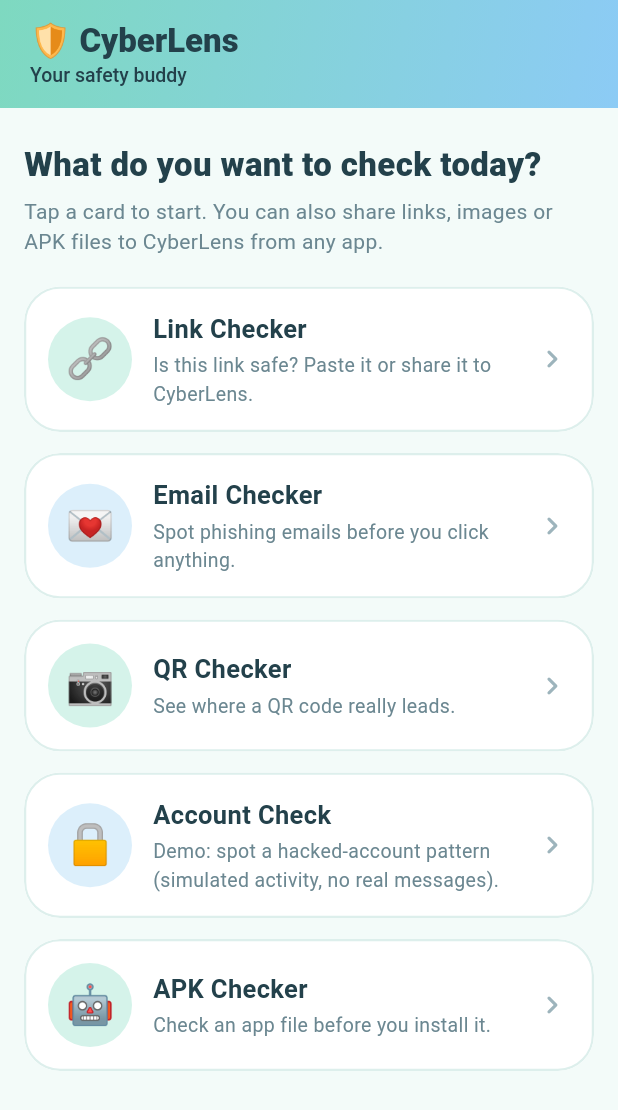
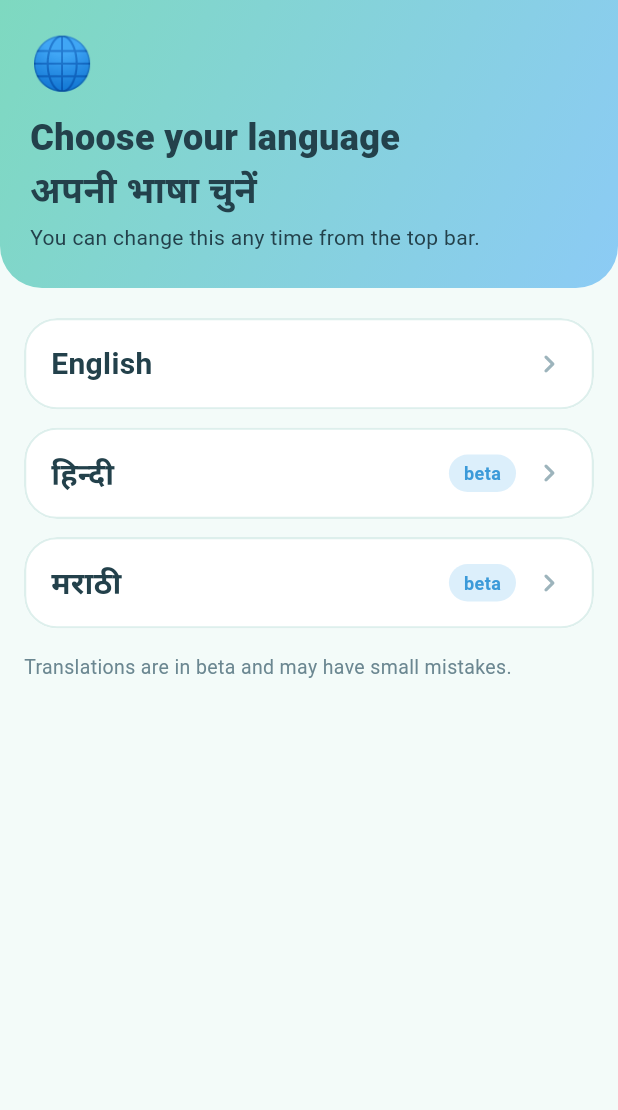
Before and after one commit to tanviparakh17/cyberlens_app, a Flutter app: the screen it shows after launch, on a phone screen of 412 x 824 dp. Shown: the top 1110 px of the screen. Run offline on Flutter 3.47's test engine with Material 3 defaults, Android fonts, the phone set to English and light mode, and no system bars; our stand-ins replace file_picker, image_picker, shared_preferences; missing offline and left inert: share_handler.

Commit message:
Multilingual: language picker with English, Hindi and Marathi

```diff
--- a/lib/home_menu.dart
+++ b/lib/home_menu.dart
@@ -1,14 +1,15 @@
 import 'package:flutter/material.dart';
 
 import 'app_theme.dart';
+import 'l10n/app_strings.dart';
 
 class _Feature {
   final String emoji;
-  final String title;
-  final String subtitle;
+  final String titleKey;
+  final String descKey;
   final Color tint;
 
-  const _Feature(this.emoji, this.title, this.subtitle, this.tint);
+  const _Feature(this.emoji, this.titleKey, this.descKey, this.tint);
 }
 
 /// Start screen: every checker as a card, one below the other.
@@ -19,17 +20,11 @@ class HomeMenu extends StatelessWidget {
   const HomeMenu({super.key, required this.onOpen});
 
   static const List<_Feature> _features = [
-    _Feature('\u{1F517}', 'Link Checker',
-        'Is this link safe? Paste it or share it to CyberLens.', AppColors.mintSoft),
-    _Feature('\u{1F48C}', 'Email Checker',
-        'Spot phishing emails before you click anything.', AppColors.skySoft),
-    _Feature('\u{1F4F7}', 'QR Checker',
-        'See where a QR code really leads.', AppColors.mintSoft),
-    _Feature('\u{1F512}', 'Account Check',
-        'Demo: spot a hacked-account pattern (simulated activity, no real messages).',
-        AppColors.skySoft),
-    _Feature('\u{1F916}', 'APK Checker',
-        'Check an app file before you install it.', AppColors.mintSoft),
+    _Feature('\u{1F517}', 'title.url', 'desc.url', AppColors.mintSoft),
+    _Feature('\u{1F48C}', 'title.email', 'desc.email', AppColors.skySoft),
+    _Feature('\u{1F4F7}', 'title.qr', 'desc.qr', AppColors.mintSoft),
+    _Feature('\u{1F512}', 'title.account', 'desc.account', AppColors.skySoft),
+    _Feature('\u{1F916}', 'title.apk', 'desc.apk', AppColors.mintSoft),
   ];
 
   @override
@@ -37,15 +32,14 @@ class HomeMenu extends StatelessWidget {
     return ListView(
       padding: const EdgeInsets.fromLTRB(16, 22, 16, 24),
       children: [
-        const Text(
-          'What do you want to check today?',
-          style: TextStyle(fontSize: 22, fontWeight: FontWeight.w800),
+        Text(
+          context.t('menu.heading'),
+          style: const TextStyle(fontSize: 22, fontWeight: FontWeight.w800),
         ),
         const SizedBox(height: 6),
-        const Text(
-          'Tap a card to start. You can also share links, images or APK files '
-          'to CyberLens from any app.',
-          style: TextStyle(color: AppColors.muted),
+        Text(
+          context.t('menu.hint'),
+          style: const TextStyle(color: AppColors.muted),
         ),
         const SizedBox(height: 20),
         for (var i = 0; i < _features.length; i++)
@@ -112,13 +106,13 @@ class _FeatureCard extends StatelessWidget {
                       crossAxisAlignment: CrossAxisAlignment.start,
                       children: [
                         Text(
-                          feature.title,
+                          context.t(feature.titleKey),
                           style: const TextStyle(
                               fontSize: 17, fontWeight: FontWeight.w700),
                         ),
                         const SizedBox(height: 3),
                         Text(
-                          feature.subtitle,
+                          context.t(feature.descKey),
                           style: const TextStyle(
                               fontSize: 13, color: AppColors.muted),
                         ),
--- /dev/null
+++ b/lib/l10n/app_strings.dart
@@ -0,0 +1,119 @@
+import 'package:flutter/material.dart';
+import 'package:shared_preferences/shared_preferences.dart';
+
+import 'strings_en.dart';
+import 'strings_hi.dart';
+import 'strings_mr.dart';
+
+/// One language the app can show.
+class AppLanguage {
+  final String code; // e.g. 'hi'
+  final String nativeName; // shown in its own script
+  final bool beta; // true until a native speaker has reviewed the translation
+
+  const AppLanguage(this.code, this.nativeName, {this.beta = true});
+}
+
+/// Languages shown in the picker. To add one: add it here, in _tables, and write one strings file.
+const List<AppLanguage> kLanguages = [
+  AppLanguage('en', 'English', beta: false),
+  AppLanguage('hi', 'हिन्दी'),
+  AppLanguage('mr', 'मराठी'),
+];
+
+const Map<String, Map<String, String>> _tables = {
+  'en': stringsEn,
+  'hi': stringsHi,
+  'mr': stringsMr,
+};
+
+/// Holds the chosen language, saves it, and looks up texts.
+class LocaleController extends ChangeNotifier {
+  static const String _prefKey = 'app_language';
+
+  String _code = 'en';
+  bool _chosen = false;
+
+  String get code => _code;
+
+  /// False on the very first launch (the language picker is shown then).
+  bool get hasChosen => _chosen;
+
+  /// Reads the saved language. Call once before runApp.
+  Future<void> load() async {
+    assert(() {
+      // Debug-only reminder of keys a translation has not covered yet
+      for (final entry in _tables.entries) {
+        final missing = stringsEn.keys.where((k) => !entry.value.containsKey(k));
+        if (missing.isNotEmpty) {
+          debugPrint('[i18n] ${entry.key} is missing: ${missing.join(', ')}');
+        }
+      }
+      return true;
+    }());
+    try {
+      final prefs = await SharedPreferences.getInstance();
+      final saved = prefs.getString(_prefKey);
+      if (saved != null && _tables.containsKey(saved)) {
+        _code = saved;
+        _chosen = true;
+      }
+    } catch (_) {
+      // Storage not available: the picker will simply show again next time
+    }
+  }
+
+  Future<void> setLanguage(String code) async {
+    if (!_tables.containsKey(code)) return;
+    _code = code;
+    _chosen = true;
+    notifyListeners();
+    try {
+      final prefs = await SharedPreferences.getInstance();
+      await prefs.setString(_prefKey, code);
+    } catch (_) {
+      // The choice still works for this session
+    }
+  }
+
+  /// Text for [key] in the current language. Falls back to English, then to the key itself,
+  /// so a missing translation can never crash the app.
+  String text(String key, [Map<String, String>? args]) {
+    var value = _tables[_code]?[key] ?? stringsEn[key] ?? key;
+    if (args != null) {
+      args.forEach((name, replacement) {
+        value = value.replaceAll('{$name}', replacement);
+      });
+    }
+    return value;
+  }
+}
+
+/// Makes the controller available to every widget and rebuilds them when the language changes.
+class AppStringsScope extends InheritedNotifier<LocaleController> {
+    const AppStringsScope({
+    super.key,
+    required LocaleController controller,
+    required super.child,
+  }) : super(notifier: controller);
+
+  /// Listens: the calling widget rebuilds when the language changes.
+  static LocaleController of(BuildContext context) {
+    final scope = context.dependOnInheritedWidgetOfExactType<AppStringsScope>();
+    assert(scope != null, 'AppStringsScope is missing above this widget');
+    return scope!.notifier!;
+  }
+
+  /// Does not listen: for code that only needs the controller once.
+  static LocaleController read(BuildContext context) {
+    final scope = context.getInheritedWidgetOfExactType<AppStringsScope>();
+    assert(scope != null, 'AppStringsScope is missing above this widget');
+    return scope!.notifier!;
+  }
+}
+
+extension AppStringsContext on BuildContext {
+  /// Usage: context.t('menu.heading')
+  String t(String key, [Map<String, String>? args]) =>
+      AppStringsScope.of(this).text(key, args);
+}
--- /dev/null
+++ b/lib/language_picker.dart
@@ -0,0 +1,174 @@
+import 'package:flutter/material.dart';
+import 'package:flutter/services.dart';
+
+import 'app_theme.dart';
+import 'l10n/app_strings.dart';
+
+/// Full-screen "Choose your language" page.
+/// firstRun = true: shown once at the very first launch (no back arrow).
+/// firstRun = false: opened from the header button.
+class LanguagePickerScreen extends StatelessWidget {
+  final bool firstRun;
+
+  /// Called after a language was picked (first run: open the menu, later: go back).
+  final void Function(BuildContext context) onDone;
+
+  const LanguagePickerScreen({
+    super.key,
+    required this.firstRun,
+    required this.onDone,
+  });
+
+  @override
+  Widget build(BuildContext context) {
+    final controller = AppStringsScope.of(context);
+    // Nothing is chosen yet on the first run, so the title is shown in two scripts
+    final title =
+        firstRun ? 'Choose your language\nअपनी भाषा चुनें' : context.t('lang.title');
+
+    return AnnotatedRegion<SystemUiOverlayStyle>(
+      value: SystemUiOverlayStyle.dark,
+      child: Scaffold(
+        body: Column(
+          children: [
+            Container(
+              width: double.infinity,
+              padding: EdgeInsets.fromLTRB(
+                  20, MediaQuery.of(context).padding.top + 18, 20, 24),
+              decoration: const BoxDecoration(
+                gradient: LinearGradient(
+                  colors: [AppColors.mint, AppColors.sky],
+                  begin: Alignment.topLeft,
+                  end: Alignment.bottomRight,
+                ),
+                borderRadius: BorderRadius.vertical(bottom: Radius.circular(28)),
+              ),
+              child: Column(
+                crossAxisAlignment: CrossAxisAlignment.start,
+                children: [
+                  if (!firstRun)
+                    IconButton(
+                      padding: EdgeInsets.zero,
+                      alignment: Alignment.centerLeft,
+                      icon: const Icon(Icons.arrow_back_rounded,
+                          color: AppColors.ink),
+                      onPressed: () => Navigator.of(context).pop(),
+                    ),
+                  const Text('\u{1F310}', style: TextStyle(fontSize: 34)),
+                  const SizedBox(height: 8),
+                  Text(
+                    title,
+                    style: const TextStyle(
+                        fontSize: 24,
+                        fontWeight: FontWeight.w800,
+                        color: AppColors.ink),
+                  ),
+                  const SizedBox(height: 4),
+                  Text(
+                    context.t('lang.subtitle'),
+                    style: const TextStyle(fontSize: 14, color: AppColors.ink),
+                  ),
+                ],
+              ),
+            ),
+            Expanded(
+              child: ListView(
+                padding: EdgeInsets.fromLTRB(
+                    16, 20, 16, MediaQuery.of(context).padding.bottom + 12),
+                children: [
+                  for (final language in kLanguages)
+                    _LanguageCard(
+                      language: language,
+                      selected:
+                          controller.hasChosen && controller.code == language.code,
+                      onTap: () async {
+                        await controller.setLanguage(language.code);
+                        if (context.mounted) onDone(context);
+                      },
+                    ),
+                  Padding(
+                    padding: const EdgeInsets.only(top: 4),
+                    child: Text(
+                      context.t('lang.beta'),
+                      style: const TextStyle(fontSize: 13, color: AppColors.muted),
+                    ),
+                  ),
+                ],
+              ),
+            ),
+          ],
+        ),
+      ),
+    );
+  }
+}
+
+class _LanguageCard extends StatelessWidget {
+  final AppLanguage language;
+  final bool selected;
+  final VoidCallback onTap;
+
+  const _LanguageCard({
+    required this.language,
+    required this.selected,
+    required this.onTap,
+  });
+
+  @override
+  Widget build(BuildContext context) {
+    return Padding(
+      padding: const EdgeInsets.only(bottom: 12),
+      child: Material(
+        color: selected ? AppColors.mintSoft : AppColors.card,
+        clipBehavior: Clip.antiAlias,
+        shape: RoundedRectangleBorder(
+          borderRadius: BorderRadius.circular(22),
+          side: BorderSide(
+            color: selected ? AppColors.mintDark : AppColors.track,
+            width: selected ? 2 : 1.5,
+          ),
+        ),
+        child: InkWell(
+          onTap: onTap,
+          child: Padding(
+            padding: const EdgeInsets.symmetric(horizontal: 18, vertical: 16),
+            child: Row(
+              children: [
+                Expanded(
+                  child: Text(
+                    language.nativeName,
+                    style:
+                        const TextStyle(fontSize: 20, fontWeight: FontWeight.w700),
+                  ),
+                ),
+                if (language.beta)
+                  Container(
+                    margin: const EdgeInsets.only(right: 10),
+                    padding:
+                        const EdgeInsets.symmetric(horizontal: 10, vertical: 4),
+                    decoration: BoxDecoration(
+                      color: AppColors.skySoft,
+                      borderRadius: BorderRadius.circular(20),
+                    ),
+                    child: const Text(
+                      'beta',
+                      style: TextStyle(
+                          fontSize: 12,
+                          fontWeight: FontWeight.w600,
+                          color: AppColors.skyDark),
+                    ),
+                  ),
+                Icon(
+                  selected
+                      ? Icons.check_circle_rounded
+                      : Icons.chevron_right_rounded,
+                  color: selected ? AppColors.mintDark : AppColors.faint,
+                ),
+              ],
+            ),
+          ),
+        ),
+      ),
+    );
+  }
+}
--- a/lib/main.dart
+++ b/lib/main.dart
@@ -6,6 +6,8 @@ import 'package:share_handler/share_handler.dart';
 
 import 'app_theme.dart';
 import 'home_menu.dart';
+import 'l10n/app_strings.dart';
+import 'language_picker.dart';
 import 'share_inbox.dart';
 import 'tabs/account_tab.dart';
 import 'tabs/apk_tab.dart';
@@ -13,18 +15,32 @@ import 'tabs/email1_tab.dart';
 import 'tabs/qr_tab.dart';
 import 'tabs/url_tab.dart';
 
-void main() => runApp(const CyberLensApp());
+Future<void> main() async {
+  WidgetsFlutterBinding.ensureInitialized();
+  final locale = LocaleController();
+  await locale.load(); // reads the saved language before the first frame
+  runApp(AppStringsScope(controller: locale, child: const CyberLensApp()));
+}
 
 class CyberLensApp extends StatelessWidget {
   const CyberLensApp({super.key});
 
   @override
   Widget build(BuildContext context) {
+    // read(), not of(): the app shell must not rebuild when the language changes
+    final locale = AppStringsScope.read(context);
     return MaterialApp(
       title: 'CyberLens',
       debugShowCheckedModeBanner: false,
       theme: buildAppTheme(),
-      home: const HomeScreen(),
+      home: locale.hasChosen
+          ? const HomeScreen()
+          : LanguagePickerScreen(
+              firstRun: true,
+              onDone: (ctx) => Navigator.of(ctx).pushReplacement(
+                MaterialPageRoute(builder: (_) => const HomeScreen()),
+              ),
+            ),
     );
   }
 }
@@ -44,22 +60,23 @@ class _HomeScreenState extends State<HomeScreen> {
   // True if the app was opened by (or already received) a share
   bool _gotShare = false;
 
-  static const List<String> _titles = [
-    '\u{1F6E1}\u{FE0F} CyberLens',
-    'Link Checker',
-    'Email Checker',
-    'QR Checker',
-    'Account Check',
-    'APK Checker',
+  // Text keys, looked up in the chosen language (see lib/l10n)
+  static const List<String> _titleKeys = [
+    'title.menu',
+    'title.url',
+    'title.email',
+    'title.qr',
+    'title.account',
+    'title.apk',
   ];
 
-  static const List<String> _subtitles = [
-    'Your safety buddy',
-    'Is this link safe?',
-    'Spot phishing emails',
-    'Check a QR code before you trust it',
-    'Demo with simulated activity',
-    'Check an app file before installing',
+  static const List<String> _subtitleKeys = [
+    'sub.menu',
+    'sub.url',
+    'sub.email',
+    'sub.qr',
+    'sub.account',
+    'sub.apk',
   ];
 
   @override
@@ -105,12 +122,12 @@ class _HomeScreenState extends State<HomeScreen> {
         SnackBar(
           duration: const Duration(seconds: 12),
           content: Text(
-            'Scan copied link?\n$link',
+            '${context.t('clip.ask')}\n$link',
             maxLines: 2,
             overflow: TextOverflow.ellipsis,
           ),
           action: SnackBarAction(
-            label: 'Scan',
+            label: context.t('clip.scan'),
             onPressed: () => ShareInbox.send(
               ShareInbox.build(ShareKind.url, link, autoScan: true),
             ),
@@ -143,8 +160,7 @@ class _HomeScreenState extends State<HomeScreen> {
         ));
         return;
       }
-      _showMessage(
-          'CyberLens can scan links, text, images (QR codes) and .apk files.');
+      _showMessage('share.unsupported');
       return;
     }
 
@@ -154,10 +170,11 @@ class _HomeScreenState extends State<HomeScreen> {
     ShareInbox.send(ShareInbox.routeText(text));
   }
 
-  void _showMessage(String message) {
+  /// [key] is a text key from lib/l10n, translated here.
+  void _showMessage(String key) {
     if (!mounted) return;
     ScaffoldMessenger.of(context)
-        .showSnackBar(SnackBar(content: Text(message)));
+        .showSnackBar(SnackBar(content: Text(context.t(key))));
   }
 
   int _pageFor(ShareKind kind) {
@@ -180,6 +197,17 @@ class _HomeScreenState extends State<HomeScreen> {
   }
 
   void _goTo(int page) => setState(() => _page = page);
+
+  void _openLanguagePicker() {
+    Navigator.of(context).push(
+      MaterialPageRoute(
+        builder: (_) => LanguagePickerScreen(
+          firstRun: false,
+          onDone: (ctx) => Navigator.of(ctx).pop(),
+        ),
+      ),
+    );
+  }
 
   @override
   Widget build(BuildContext context) {
@@ -213,25 +241,36 @@ class _HomeScreenState extends State<HomeScreen> {
               ? null
               : IconButton(
                   icon: const Icon(Icons.arrow_back_rounded),
-                  tooltip: 'Back to all checkers',
+                  tooltip: context.t('tip.back'),
                   onPressed: () => _goTo(0),
                 ),
+          actions: [
+            IconButton(
+              icon: const Icon(Icons.translate_rounded),
+              tooltip: context.t('tip.language'),
+              onPressed: _openLanguagePicker,
+            ),
+          ],
           title: Column(
             crossAxisAlignment: CrossAxisAlignment.start,
             children: [
               AnimatedSwitcher(
                 duration: const Duration(milliseconds: 250),
                 child: Text(
-                  _titles[_page],
+                  context.t(_titleKeys[_page]),
                   key: ValueKey<String>('t$_page'),
+                  maxLines: 1,
+                  overflow: TextOverflow.ellipsis,
                   style: const TextStyle(fontSize: 22, fontWeight: FontWeight.w800),
                 ),
               ),
               AnimatedSwitcher(
                 duration: const Duration(milliseconds: 250),
                 child: Text(
-                  _subtitles[_page],
+                  context.t(_subtitleKeys[_page]),
                   key: ValueKey<String>('s$_page'),
+                  maxLines: 1,
+                  overflow: TextOverflow.ellipsis,
                   style: const TextStyle(fontSize: 13, fontWeight: FontWeight.w500),
                 ),
               ),
--- a/pubspec.yaml
+++ b/pubspec.yaml
@@ -36,6 +36,7 @@ dependencies:
   image_picker: ^1.1.2
   file_picker: ^10.3.10
   share_handler: ^0.0.25
+  shared_preferences: ^2.5.6
 
   # The following adds the Cupertino Icons font to your application.
   # Use with the CupertinoIcons class for iOS style icons.
```
Also changed, not shown: lib/l10n/strings_en.dart (added, +40 -0 lines), lib/l10n/strings_hi.dart (added, +36 -0 lines), lib/l10n/strings_mr.dart (added, +36 -0 lines), pubspec.lock.
